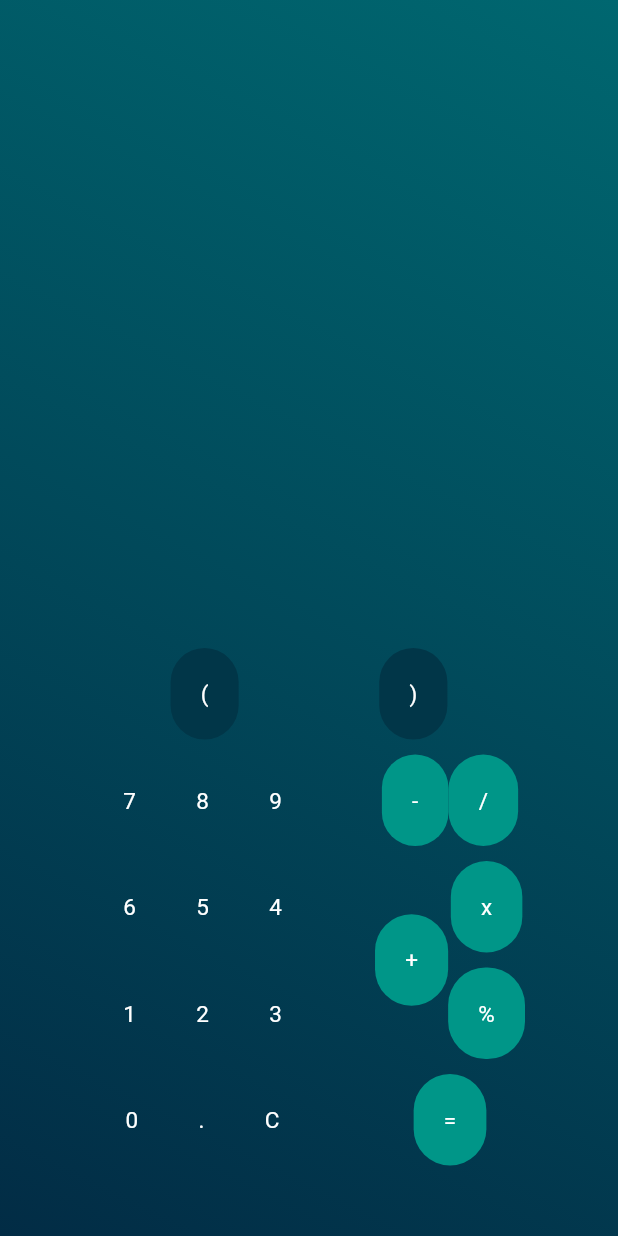
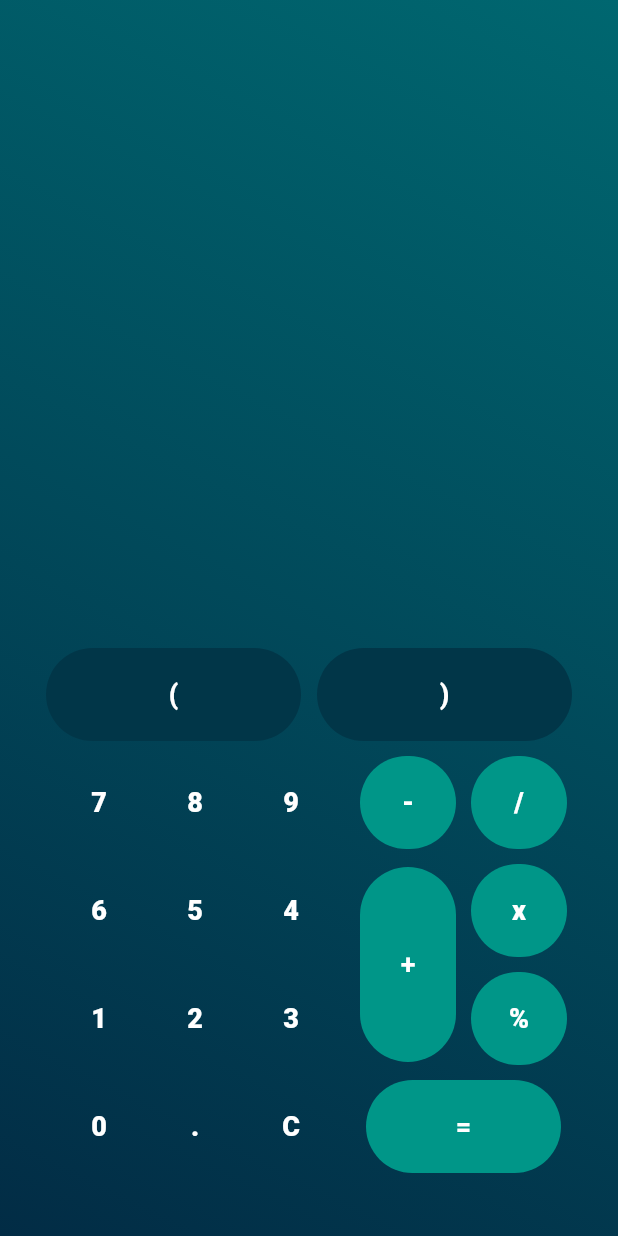
Before and after one commit to ARANO8/calculadora_simple, a Flutter app: the screen it shows after launch, on a phone screen of 412 x 824 dp. Run offline on Flutter 3.47's test engine with Material 2 defaults, Android fonts, the light colour scheme and no system bars.

Commit message:
disenio simetrico botones

```diff
--- a/lib/ui/presentation/homeScreen.dart
+++ b/lib/ui/presentation/homeScreen.dart
@@ -23,9 +23,10 @@ class home_screen extends StatelessWidget {
           Column(
             mainAxisAlignment: MainAxisAlignment.end,
             children: [
+              //aqui empieza la parte donde se muestran los datos
               SizedBox(
                 height: MediaQuery.of(context).size.height * 0.5,
-                width: double.infinity,
+                width: MediaQuery.of(context).size.width,
               )
             ],
           ),
@@ -39,7 +40,10 @@ class home_screen extends StatelessWidget {
                 //este row es para los parentesis
                 Row(
                   mainAxisAlignment: MainAxisAlignment.spaceEvenly,
-                  children: [botones_widget(c: "("), botones_widget(c: ")")],
+                  children: [
+                    SizedBox(width: 170, child: botones_widget(c: "(")),
+                    SizedBox(width: 170, child: botones_widget(c: ")"))
+                  ],
                 ),
                 const SizedBox(
                   height: 10,
@@ -97,7 +101,6 @@ class home_screen extends StatelessWidget {
                       ],
                     ),
                     //Este column alberga todos los simbolos
-
                     Column(
                       mainAxisSize: MainAxisSize.max,
                       mainAxisAlignment: MainAxisAlignment.spaceAround,
@@ -106,6 +109,9 @@ class home_screen extends StatelessWidget {
                           mainAxisAlignment: MainAxisAlignment.spaceEvenly,
                           children: [
                             botones_widget(c: "-"),
+                            const SizedBox(
+                              width: 10,
+                            ),
                             botones_widget(c: "/")
                           ],
                         ),
@@ -115,13 +121,30 @@ class home_screen extends StatelessWidget {
                         Row(
                           mainAxisAlignment: MainAxisAlignment.spaceEvenly,
                           children: [
-                            // ElevatedButton(
-                            //   onPressed: () {},
-                            //   child: Text(
-                            //     "+",
-                            //   ),
-                            // ),
-                            botones_widget(c: "+"),
+                            SizedBox(
+                              height: 130,
+                              child: TextButton(
+                                  style: const ButtonStyle(
+                                      backgroundColor:
+                                          MaterialStatePropertyAll<Color>(
+                                              Colors.teal)),
+                                  onPressed: () {},
+                                  child: const Padding(
+                                    padding: EdgeInsets.all(10),
+                                    child: Center(
+                                      child: Text(
+                                        '+',
+                                        style: TextStyle(
+                                            color: Colors.white,
+                                            fontSize: 18,
+                                            fontWeight: FontWeight.bold),
+                                      ),
+                                    ),
+                                  )),
+                            ),
+                            const SizedBox(
+                              width: 10,
+                            ), //botones_widget(c: "+"),
                             Column(
                               mainAxisSize: MainAxisSize.max,
                               mainAxisAlignment: MainAxisAlignment.spaceAround,
@@ -138,7 +161,27 @@ class home_screen extends StatelessWidget {
                         const SizedBox(
                           height: 10,
                         ),
-                        botones_widget(c: "=")
+                        SizedBox(
+                          width: 130,
+                          child: TextButton(
+                              style: const ButtonStyle(
+                                  backgroundColor:
+                                      MaterialStatePropertyAll<Color>(
+                                          Colors.teal)),
+                              onPressed: () {},
+                              child: const Padding(
+                                padding: EdgeInsets.all(10),
+                                child: Center(
+                                  child: Text(
+                                    '=',
+                                    style: TextStyle(
+                                        color: Colors.white,
+                                        fontSize: 18,
+                                        fontWeight: FontWeight.bold),
+                                  ),
+                                ),
+                              )),
+                        ),
                       ],
                     )
                   ],
--- a/lib/ui/widgets/botones_widget.dart
+++ b/lib/ui/widgets/botones_widget.dart
@@ -3,43 +3,60 @@ import 'package:flutter/material.dart';
 class botones_widget extends StatelessWidget {
   String c;
 
-  botones_widget({superkey, required this.c});
+  botones_widget({required this.c});
 
   @override
   Widget build(BuildContext context) {
-    return Container(
-      decoration: BoxDecoration(
-        borderRadius: BorderRadius.circular(25),
-        //color: getColor(c),
-        color: getColor(c),
+    return TextButton(
+      style: ButtonStyle(
+        backgroundColor: MaterialStatePropertyAll<Color>(getColor(c)),
       ),
+      onPressed: () {},
       child: Padding(
-        padding: const EdgeInsets.all(20),
+        padding: const EdgeInsets.all(10),
         child: Center(
           child: Text(
             c,
             style: const TextStyle(
-              color: Colors.white,
-              fontSize: 15,
-            ),
+                color: Colors.white, fontSize: 18, fontWeight: FontWeight.w800),
           ),
         ),
       ),
+    );
+    // return Container(
 
-      // child: Padding(
-      //   padding: const EdgeInsets.all(5),
-      //   child: ElevatedButton(
-      //     onPressed: () {},
-      //     child: Text(
-      //       c,
-      //       style: TextStyle(color: Colors.white),
-      //     ),
-      //     style: ButtonStyle(
-      //       backgroundColor: MaterialStatePropertyAll(getColor(c)),
-      //     ),
-      //   ),
-      // ),
-    );
+    //   decoration: BoxDecoration(
+    //     borderRadius: BorderRadius.circular(25),
+    //     //color: getColor(c),
+    //     color: getColor(c),
+    //   ),
+    //   child: Padding(
+    //     padding: const EdgeInsets.all(20),
+    //     child: Center(
+    //       child: Text(
+    //         c,
+    //         style: const TextStyle(
+    //           color: Colors.white,
+    //           fontSize: 15,
+    //         ),
+    //       ),
+    //     ),
+    //   ),
+
+    //   // child: Padding(
+    //   //   padding: const EdgeInsets.all(5),
+    //   //   child: ElevatedButton(
+    //   //     onPressed: () {},
+    //   //     child: Text(
+    //   //       c,
+    //   //       style: TextStyle(color: Colors.white),
+    //   //     ),
+    //   //     style: ButtonStyle(
+    //   //       backgroundColor: MaterialStatePropertyAll(getColor(c)),
+    //   //     ),
+    //   //   ),
+    //   // ),
+    // );
   }
 
   Color getColor(String valor) {
```
